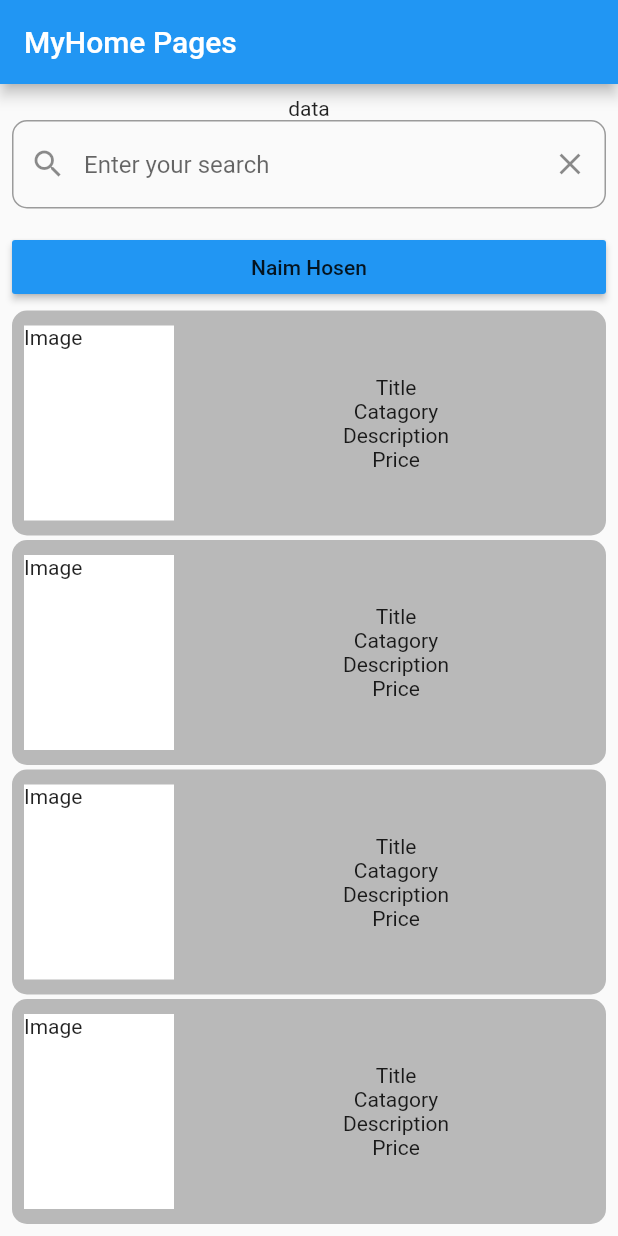
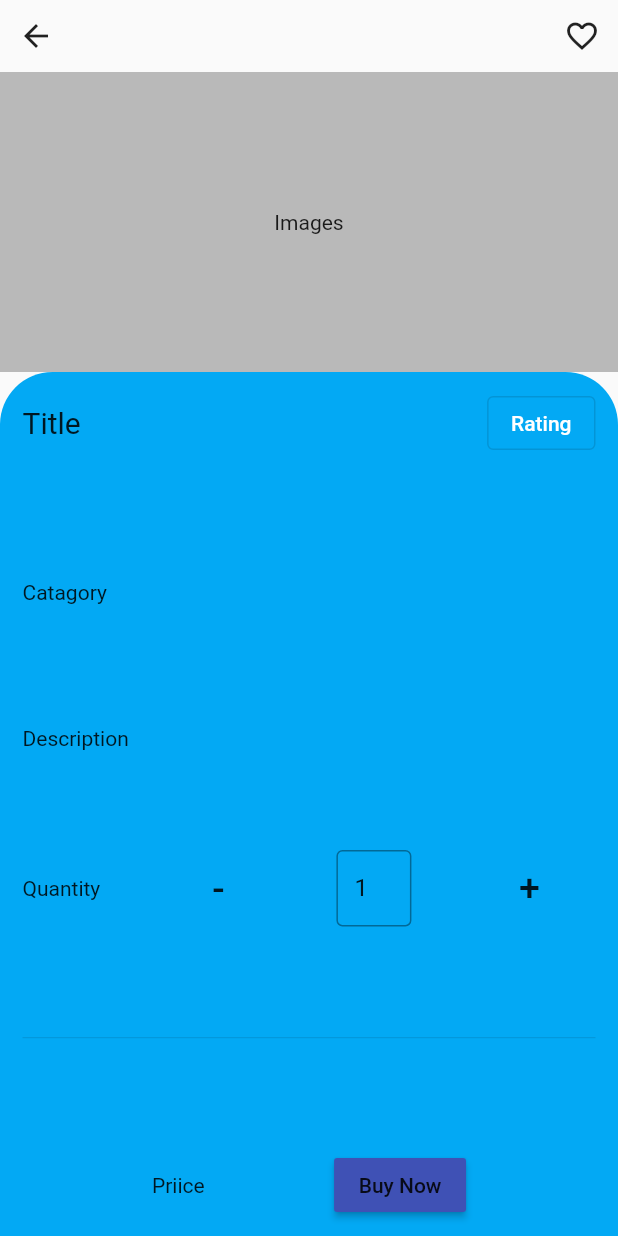
Before and after one commit to NaimHosen2/Ecommerce_App, a Flutter app: the HomePages screen opened directly, after a tap on "Image", on a phone screen of 412 x 824 dp. Run offline on Flutter 3.47's test engine with Material 2 defaults, Android fonts, the phone set to English and light mode, and no system bars.

Commit message:
DetailsPages

```diff
--- /dev/null
+++ b/lib/details_pages.dart
@@ -0,0 +1,146 @@
+import 'package:flutter/material.dart';
+
+class DetailsPages extends StatefulWidget {
+  const DetailsPages({
+    super.key,
+    required Map ptoductDetails,
+  });
+
+  @override
+  State<DetailsPages> createState() => _DetailsPagesState();
+}
+
+class _DetailsPagesState extends State<DetailsPages> {
+  int quantity = 1;
+  late TextEditingController quantityController=TextEditingController(text: quantity.toString());
+  bool isSelected = false;
+
+  @override
+  Widget build(BuildContext context) {
+    return Scaffold(
+      body: SafeArea(
+        child: Container(
+          constraints: BoxConstraints.expand(),
+          child: Column(
+            children: [
+              Row(
+                mainAxisAlignment: MainAxisAlignment.spaceBetween,
+                children: [
+                  BackButton(
+                    onPressed: () {
+                      Navigator.pop(context);
+                    },
+                  ),
+                  IconButton(
+                      onPressed: () {
+                        isSelected = true;
+                        setState(() {});
+                      },
+                      icon: Icon(
+                          isSelected ? Icons.favorite : Icons.favorite_border))
+                ],
+              ),
+              Container(
+                child: Center(child: Text('Images')),
+                height: 200,
+                width: 500,
+                color: Colors.black26,
+              ),
+              Expanded(
+                  child: Container(
+                padding:
+                    EdgeInsets.only(top: 10, bottom: 10, right: 15, left: 15),
+                decoration: BoxDecoration(
+                    color: Colors.lightBlue,
+                    borderRadius: BorderRadius.only(
+                        topLeft: Radius.circular(35),
+                        topRight: Radius.circular(35))),
+                child: Column(
+                  mainAxisAlignment: MainAxisAlignment.spaceBetween,
+                  crossAxisAlignment: CrossAxisAlignment.start,
+                  children: [
+                    Row(
+                      mainAxisAlignment: MainAxisAlignment.spaceBetween,
+                      children: [
+                        Text(
+                          "Title",
+                          style: TextStyle(
+                              fontSize: 20,
+                              fontWeight: FontWeight.normal,
+                              overflow: TextOverflow.ellipsis),
+                        ),
+                        OutlinedButton(
+                            onPressed: null,
+                            child: Text(
+                              "Rating",
+                              style: TextStyle(color: Colors.white),
+                            ))
+                      ],
+                    ),
+                    Padding(
+                      padding: EdgeInsets.symmetric(vertical: 15),
+                      child: Text("Catagory"),
+                    ),
+                    Text("Description"),
+                    Row(
+                      mainAxisAlignment: MainAxisAlignment.spaceBetween,
+                      children: [
+                        Text("Quantity"),
+                        MaterialButton(
+                          onPressed: () {
+                          if (quantity > 1) quantity--;
+                          setState(() {});
+                        },
+                          child: Text('-',style: TextStyle(fontSize:25),),
+                        ),
+                        Container(
+                          width: 50,
+                          child: TextField(
+                            onChanged: (value){
+                              quantity=int.parse(value);
+                              setState(() {
+
+                              });
+                            },
+                            controller: quantityController,
+                            decoration: InputDecoration(
+                              isDense: true,
+                              border: OutlineInputBorder()
+                            ),
+                          ),
+                        ),
+                        MaterialButton(
+                            onPressed: ( ){
+                           quantity++;
+                           setState(() {
+
+                           });
+                        },
+                          child: Text("+",style: TextStyle(fontSize:25),),
+                        )
+
+                      ],
+                    ),
+                    Divider(),
+                    Row(
+                      mainAxisAlignment: MainAxisAlignment.spaceEvenly,
+                      crossAxisAlignment: CrossAxisAlignment.center,
+                      children: [
+                        Text("Priice"),
+                        MaterialButton(
+                          color: Colors.indigo,
+                          onPressed: ( ){},
+                        child: Text('Buy Now'),
+                        )
+                      ],
+                    )
+                  ],
+                ),
+              ))
+            ],
+          ),
+        ),
+      ),
+    );
+  }
+}
--- a/lib/home_pages.dart
+++ b/lib/home_pages.dart
@@ -1,3 +1,4 @@
+import 'package:ecommerce_app/details_pages.dart';
 import 'package:flutter/material.dart';
 
 class HomePages extends StatefulWidget {
@@ -64,7 +65,9 @@ class _HomePagesState extends State<HomePages> {
                       },
                       separatorBuilder: (context, indext) {
                         return InkWell(
-                          onTap: () {},
+                          onTap: () {
+                             Navigator.push(context, MaterialPageRoute(builder: (context)=>const DetailsPages(ptoductDetails: {},)));
+                          },
                           child: Container(
                             height:150,
                             decoration: BoxDecoration(
--- a/lib/main.dart
+++ b/lib/main.dart
@@ -1,5 +1,6 @@
 
 import 'package:ecommerce_app/Registration/login_pages.dart';
+import 'package:ecommerce_app/details_pages.dart';
 import 'package:flutter/material.dart';
 
 void main() {
```
